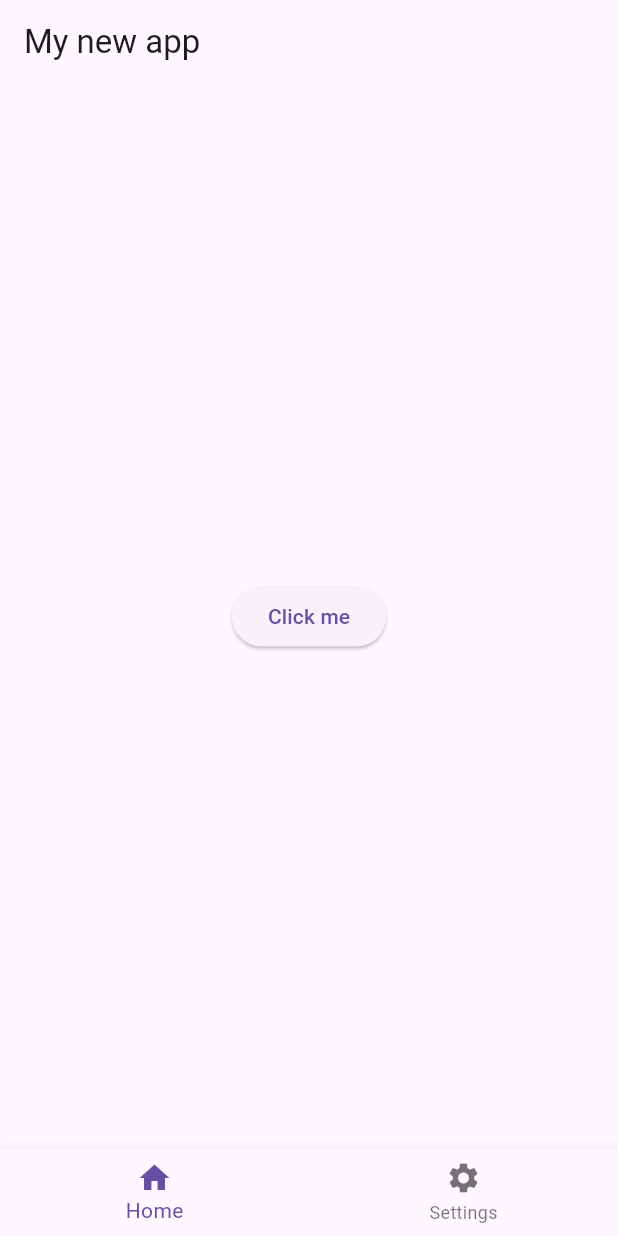
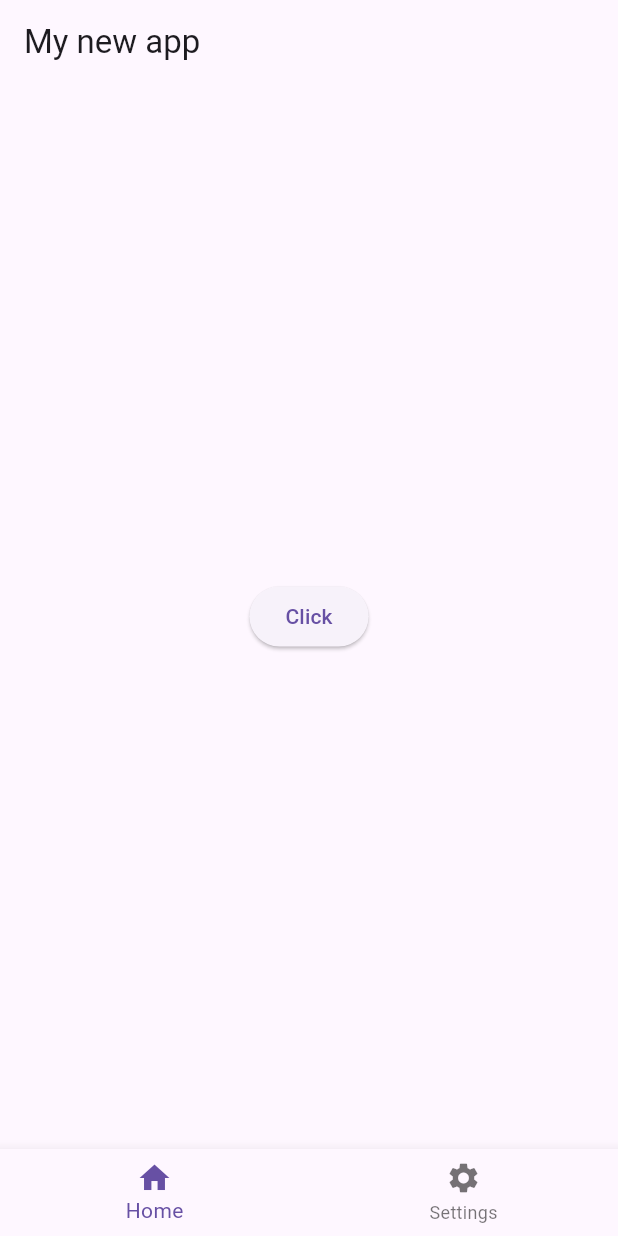
Before and after one commit to A-K-0802/Flutter_testing, a Flutter app: the screen it shows after launch, on a phone screen of 412 x 824 dp. Run offline on Flutter 3.47's test engine with Material 3 defaults, Android fonts, the phone set to English and light mode, and no system bars.

```diff
--- a/lib/main.dart
+++ b/lib/main.dart
@@ -4,8 +4,15 @@ void main() {
   runApp(const MyApp());
 }
 
-class MyApp extends StatelessWidget {
+class MyApp extends StatefulWidget {
   const MyApp({super.key});
+
+  @override
+  State<MyApp> createState() => _MyAppState();
+}
+
+class _MyAppState extends State<MyApp> {
+  String buttonname = 'Click';
 
   @override
   Widget build(BuildContext context) {
@@ -18,9 +25,11 @@ class MyApp extends StatelessWidget {
         body: Center(
           child: ElevatedButton(
             onPressed: () {
-              print('Hello world!!');
+              setState(() {
+                buttonname = 'Clicked';
+              });
             },
-            child: Text('Click me'),
+            child: Text(buttonname),
           ),
         ),
         bottomNavigationBar: BottomNavigationBar(items: [
```
